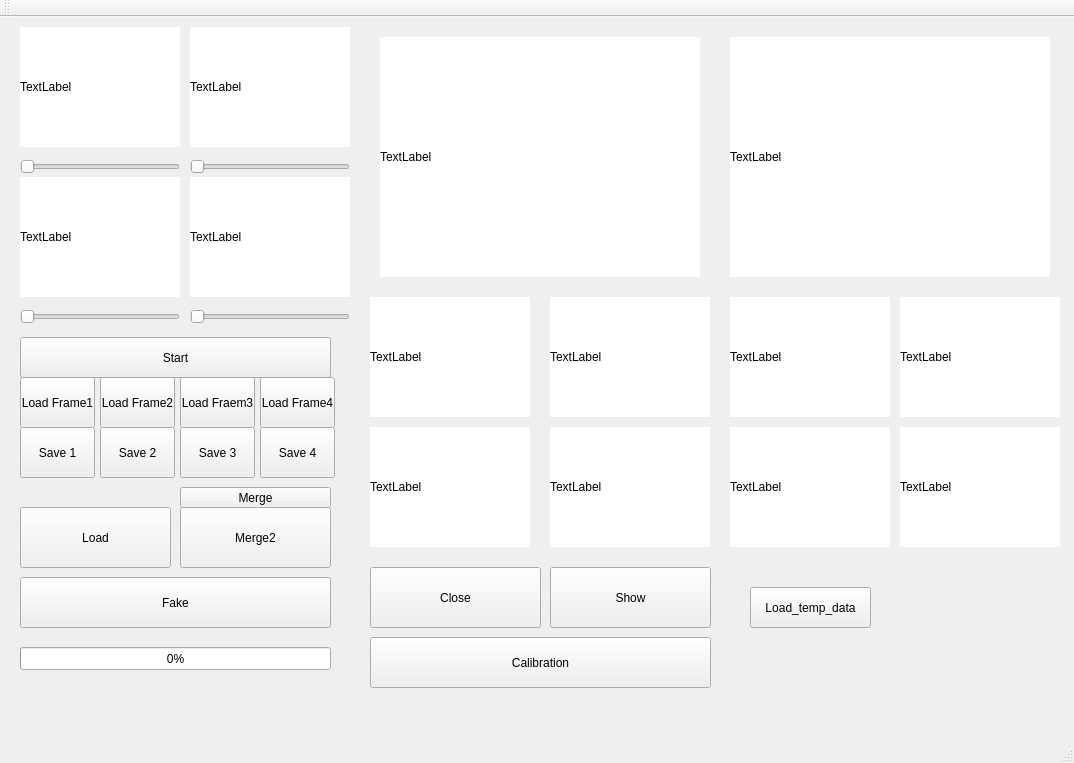
Above: mainwindow.ui from Chia-ChunHsu/Capture before the change. Below: the same form after it.
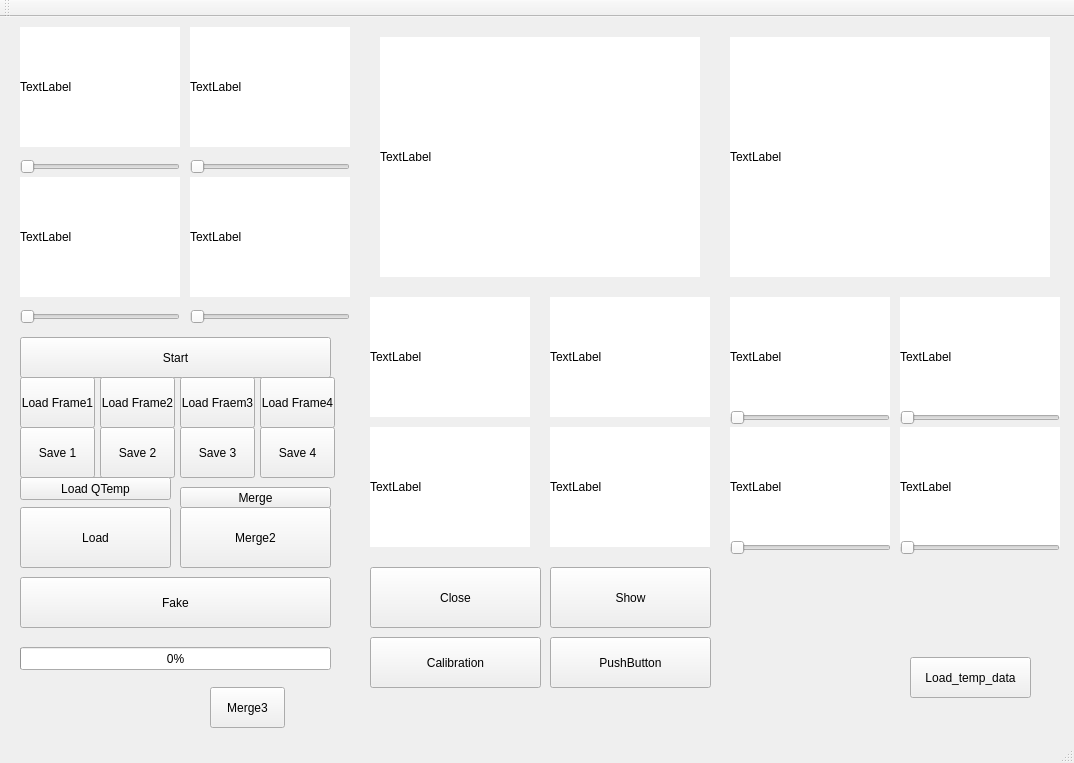
That is the form after the change.

Patch:
```diff
--- a/mainwindow.ui
+++ b/mainwindow.ui
@@ -513,8 +513,8 @@
    <widget class="QPushButton" name="TempDataButtom">
     <property name="geometry">
      <rect>
-      <x>750</x>
-      <y>570</y>
+      <x>910</x>
+      <y>640</y>
       <width>121</width>
       <height>41</height>
      </rect>
@@ -528,7 +528,7 @@
      <rect>
       <x>370</x>
       <y>620</y>
-      <width>341</width>
+      <width>171</width>
       <height>51</height>
      </rect>
     </property>
@@ -536,6 +536,109 @@
      <string>Calibration</string>
     </property>
    </widget>
+   <widget class="QPushButton" name="CalButton">
+    <property name="geometry">
+     <rect>
+      <x>550</x>
+      <y>620</y>
+      <width>161</width>
+      <height>51</height>
+     </rect>
+    </property>
+    <property name="text">
+     <string>PushButton</string>
+    </property>
+   </widget>
+   <widget class="QPushButton" name="mergeButton">
+    <property name="geometry">
+     <rect>
+      <x>210</x>
+      <y>670</y>
+      <width>75</width>
+      <height>41</height>
+     </rect>
+    </property>
+    <property name="text">
+     <string>Merge3</string>
+    </property>
+   </widget>
+   <widget class="QPushButton" name="pushButton">
+    <property name="geometry">
+     <rect>
+      <x>20</x>
+      <y>460</y>
+      <width>151</width>
+      <height>23</height>
+     </rect>
+    </property>
+    <property name="text">
+     <string>Load QTemp</string>
+    </property>
+   </widget>
+   <widget class="QSlider" name="RSlider1">
+    <property name="geometry">
+     <rect>
+      <x>730</x>
+      <y>390</y>
+      <width>160</width>
+      <height>22</height>
+     </rect>
+    </property>
+    <property name="maximum">
+     <number>255</number>
+    </property>
+    <property name="orientation">
+     <enum>Qt::Horizontal</enum>
+    </property>
+   </widget>
+   <widget class="QSlider" name="RSlider2">
+    <property name="geometry">
+     <rect>
+      <x>900</x>
+      <y>390</y>
+      <width>160</width>
+      <height>22</height>
+     </rect>
+    </property>
+    <property name="maximum">
+     <number>255</number>
+    </property>
+    <property name="orientation">
+     <enum>Qt::Horizontal</enum>
+    </property>
+   </widget>
+   <widget class="QSlider" name="RSlider3">
+    <property name="geometry">
+     <rect>
+      <x>730</x>
+      <y>520</y>
+      <width>161</width>
+      <height>22</height>
+     </rect>
+    </property>
+    <property name="maximum">
+     <number>255</number>
+    </property>
+    <property name="orientation">
+     <enum>Qt::Horizontal</enum>
+    </property>
+   </widget>
+   <widget class="QSlider" name="RSlider4">
+    <property name="geometry">
+     <rect>
+      <x>900</x>
+      <y>520</y>
+      <width>160</width>
+      <height>22</height>
+     </rect>
+    </property>
+    <property name="maximum">
+     <number>255</number>
+    </property>
+    <property name="orientation">
+     <enum>Qt::Horizontal</enum>
+    </property>
+   </widget>
   </widget>
   <widget class="QMenuBar" name="menuBar">
    <property name="geometry">
```
Left out of the diff: 2 changed lines with no effect on the pictures.
